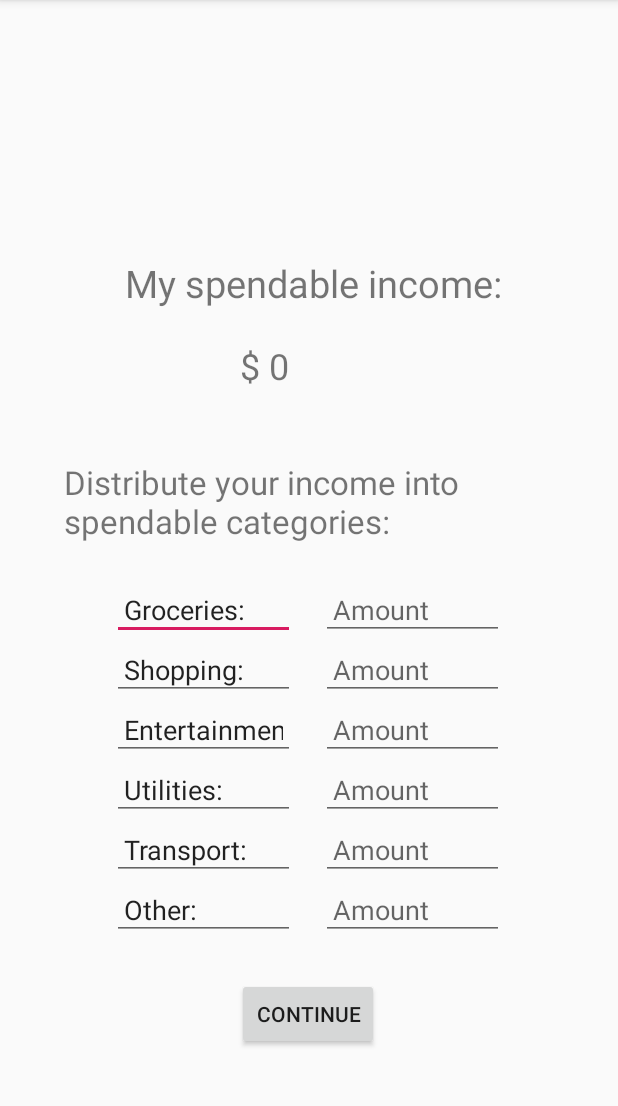
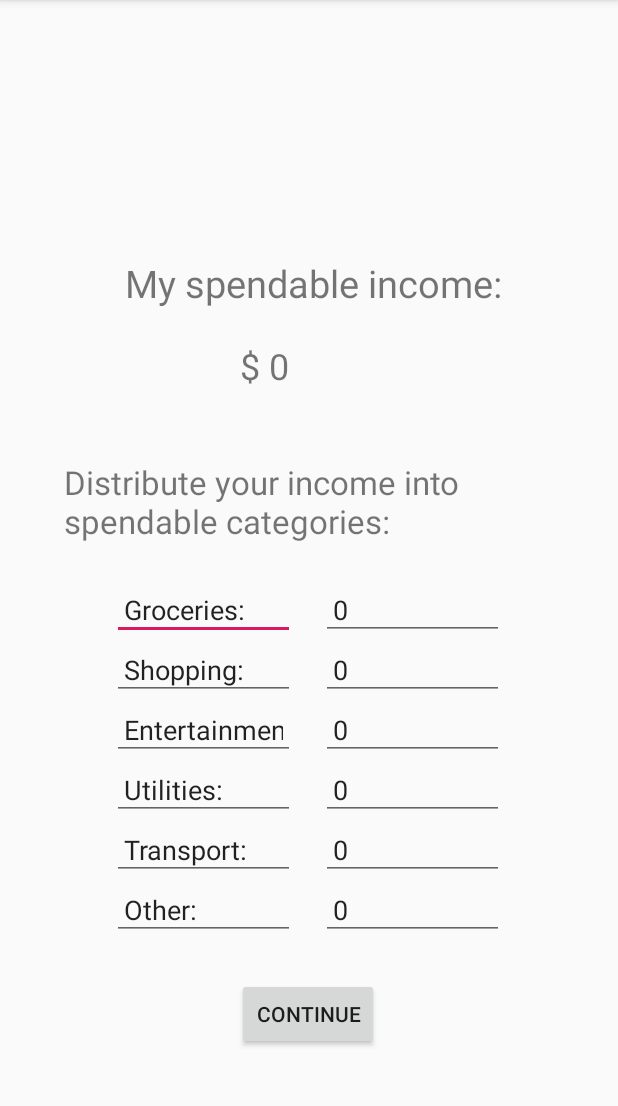
Before and after one commit to Franklin-he/INFS3605-group-project, an Android app: the AddSpendingActivity screen opened directly, with no data from a screen before it, on a phone screen of 412 x 824 dp, the part 84-1190 px from its top. Run offline under Robolectric (Android 15) with nearby library versions, the phone set to English and light mode, and no system bars.

Commit message:
us-7 update

```diff
--- a/app/src/main/java/com/example/infs3605_group_project/activities/AddSpendingActivity.java
+++ b/app/src/main/java/com/example/infs3605_group_project/activities/AddSpendingActivity.java
@@ -36,13 +36,33 @@ public class AddSpendingActivity extends AppCompatActivity {
     protected void onCreate(@Nullable Bundle savedInstanceState) {
         super.onCreate(savedInstanceState);
         setContentView(R.layout.activity_spending);
+        SharedPreferences spendings = getSharedPreferences("spendings", MODE_PRIVATE);
 
         groceries_amount = findViewById(R.id.groceries_amount);
+        Long g_amount = spendings.getLong("groceries_amount_sp",0);
+        groceries_amount.setText(g_amount.toString());
+
         shopping_amount = findViewById(R.id.shopping_amount);
+        Long s_amount = spendings.getLong("shopping_amount_sp",0);
+        shopping_amount.setText(s_amount.toString());
+
         entertainment_amount = findViewById(R.id.entertainment_amount);
+        Long e_amount = spendings.getLong("entertainment_amount_sp",0);
+        entertainment_amount.setText(e_amount.toString());
+
         utilities_amount = findViewById(R.id.utilities_amount);
+        Long u_amount = spendings.getLong("utilities_amount_sp",0);
+        utilities_amount.setText(u_amount.toString());
+
         transport_amount = findViewById(R.id.transport_amount);
+        Long t_amount = spendings.getLong("transport_amount_sp",0);
+        transport_amount.setText(t_amount.toString());
+
         other_amount = findViewById(R.id.other_amount);
+        Long o_amount = spendings.getLong("other_amount_sp",0);
+        other_amount.setText(o_amount.toString());
+
+
 
         TextView t_spendable = findViewById(R.id.total_spendable2);
 
@@ -117,7 +137,7 @@ public class AddSpendingActivity extends AppCompatActivity {
 
                 } else if (monthly_total_spending < t_spendable) {
                     //pop up msg
-                    Toast toast = Toast.makeText(getApplicationContext(), "You spend $" + (t_spendable - monthly_total_spending) + " less in a month than you have planned, this amount is added to your spendable income. ", Toast.LENGTH_LONG);
+                    Toast toast = Toast.makeText(getApplicationContext(), "You spend $" + (t_spendable - monthly_total_spending) + " less in a month than you have planned, this amount is added to your savings. ", Toast.LENGTH_LONG);
                     LinearLayout toastLayout = (LinearLayout) toast.getView();
                     TextView toastTV = (TextView) toastLayout.getChildAt(0);
                     toastTV.setTextSize(30);
```
